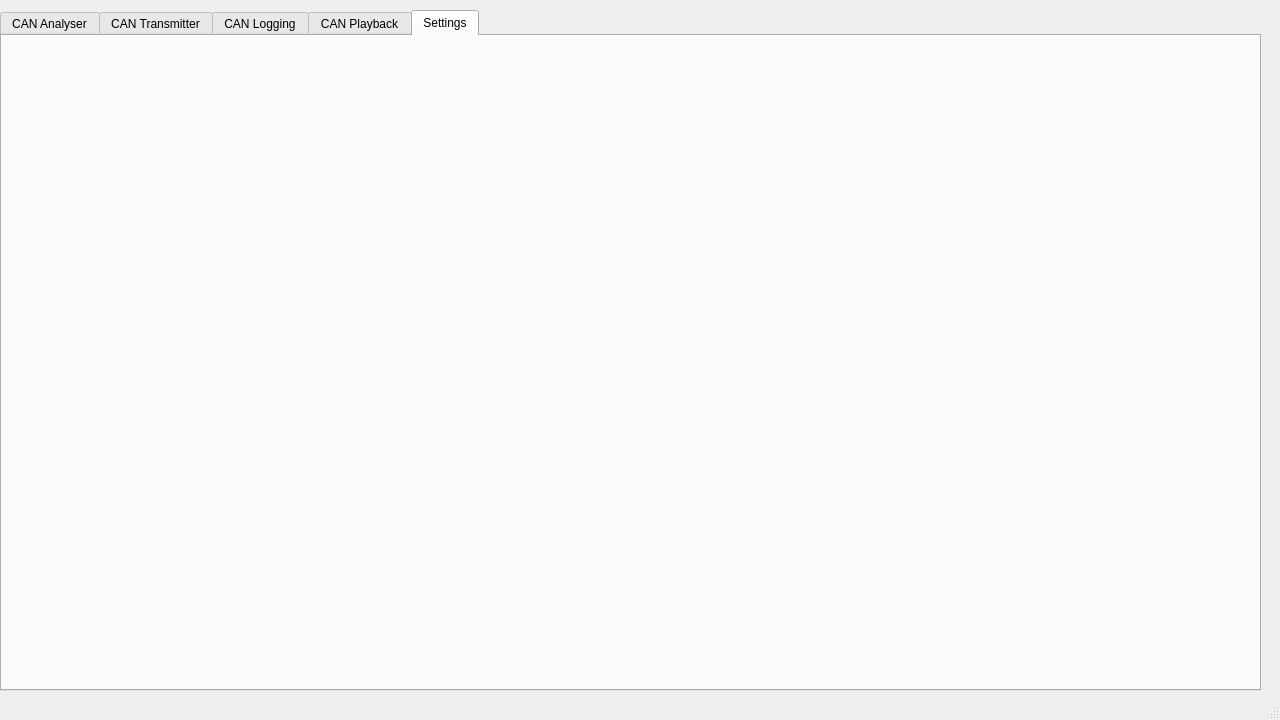
First picture: the form in homeWindow.ui, repository LordSpecial/PyCANdapter, before the edit.
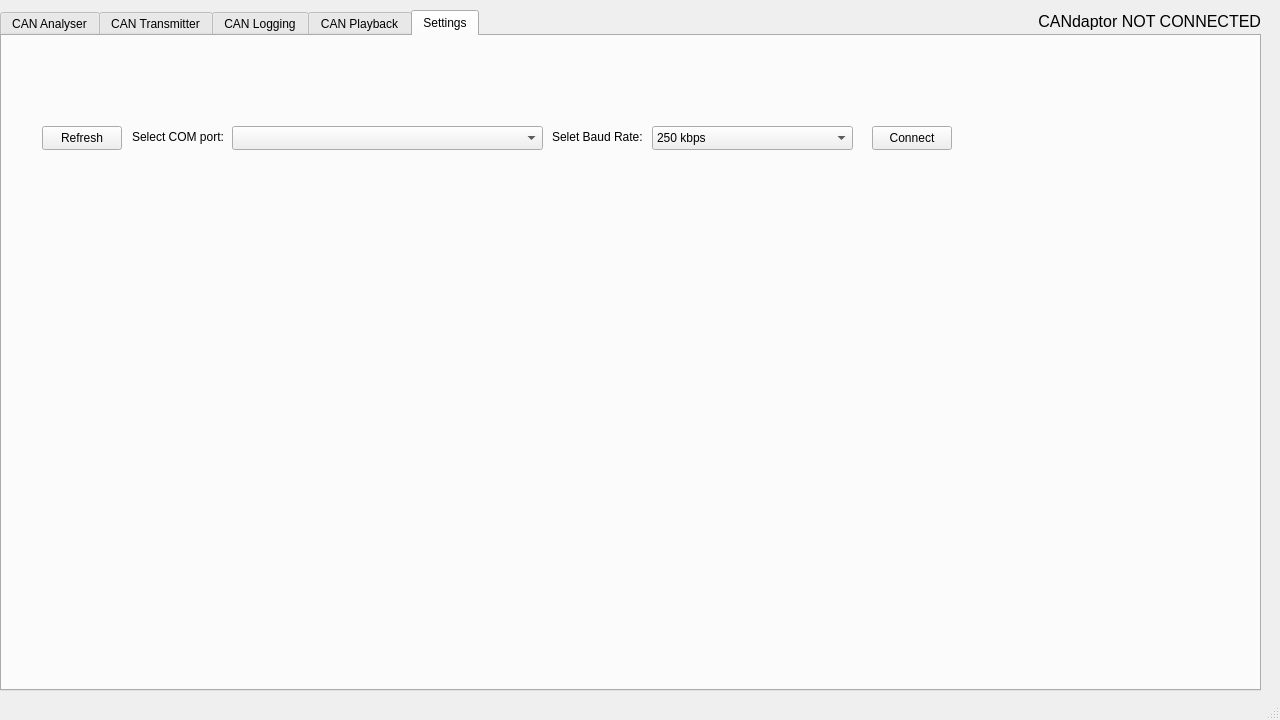
Second picture: the form after the edit. The open tabs and pages were chosen to show the change. Icons and pictures are not drawn.

Commit message: COM port selector for CANdaptor

What changed in the file:
```diff
--- a/homeWindow.ui
+++ b/homeWindow.ui
@@ -230,8 +230,155 @@
      <attribute name="title">
       <string>Settings</string>
      </attribute>
+     <widget class="QPushButton" name="comReload">
+      <property name="geometry">
+       <rect>
+        <x>40</x>
+        <y>90</y>
+        <width>80</width>
+        <height>24</height>
+       </rect>
+      </property>
+      <property name="text">
+       <string>Refresh</string>
+      </property>
+     </widget>
+     <widget class="QComboBox" name="comSelect">
+      <property name="geometry">
+       <rect>
+        <x>230</x>
+        <y>90</y>
+        <width>311</width>
+        <height>24</height>
+       </rect>
+      </property>
+     </widget>
+     <widget class="QComboBox" name="baudSelect">
+      <property name="geometry">
+       <rect>
+        <x>650</x>
+        <y>90</y>
+        <width>201</width>
+        <height>24</height>
+       </rect>
+      </property>
+      <property name="currentText">
+       <string>250 kbps</string>
+      </property>
+      <property name="currentIndex">
+       <number>5</number>
+      </property>
+      <item>
+       <property name="text">
+        <string>10 kbps</string>
+       </property>
+      </item>
+      <item>
+       <property name="text">
+        <string>20 kbps</string>
+       </property>
+      </item>
+      <item>
+       <property name="text">
+        <string>50 kbps</string>
+       </property>
+      </item>
+      <item>
+       <property name="text">
+        <string>100 kbps</string>
+       </property>
+      </item>
+      <item>
+       <property name="text">
+        <string>125 kbps</string>
+       </property>
+      </item>
+      <item>
+       <property name="text">
+        <string>250 kbps</string>
+       </property>
+      </item>
+      <item>
+       <property name="text">
+        <string>500 kbps</string>
+       </property>
+      </item>
+      <item>
+       <property name="text">
+        <string>800 kbps</string>
+       </property>
+      </item>
+      <item>
+       <property name="text">
+        <string>1 Mbps</string>
+       </property>
+      </item>
+     </widget>
+     <widget class="QLabel" name="label">
+      <property name="geometry">
+       <rect>
+        <x>130</x>
+        <y>90</y>
+        <width>91</width>
+        <height>21</height>
+       </rect>
+      </property>
+      <property name="text">
+       <string>Select COM port:</string>
+      </property>
+     </widget>
+     <widget class="QLabel" name="label_2">
+      <property name="geometry">
+       <rect>
+        <x>550</x>
+        <y>90</y>
+        <width>91</width>
+        <height>21</height>
+       </rect>
+      </property>
+      <property name="text">
+       <string>Selet Baud Rate:</string>
+      </property>
+     </widget>
+     <widget class="QPushButton" name="connectBtn">
+      <property name="geometry">
+       <rect>
+        <x>870</x>
+        <y>90</y>
+        <width>80</width>
+        <height>24</height>
+       </rect>
+      </property>
+      <property name="text">
+       <string>Connect</string>
+      </property>
+     </widget>
     </widget>
    </widget>
+   <widget class="QLabel" name="label_3">
+    <property name="geometry">
+     <rect>
+      <x>800</x>
+      <y>11</y>
+      <width>461</width>
+      <height>20</height>
+     </rect>
+    </property>
+    <property name="font">
+     <font>
+      <pointsize>12</pointsize>
+     </font>
+    </property>
+    <property name="layoutDirection">
+     <enum>Qt::RightToLeft</enum>
+    </property>
+    <property name="text">
+     <string>CANdaptor NOT CONNECTED</string>
+    </property>
+    <property name="alignment">
+     <set>Qt::AlignRight|Qt::AlignTrailing|Qt::AlignVCenter</set>
+    </property>
+   </widget>
   </widget>
   <widget class="QStatusBar" name="statusbar"/>
  </widget>
```
Left out of the diff: 2 changed lines with no effect on the pictures. The commit also changes 5 other files.
